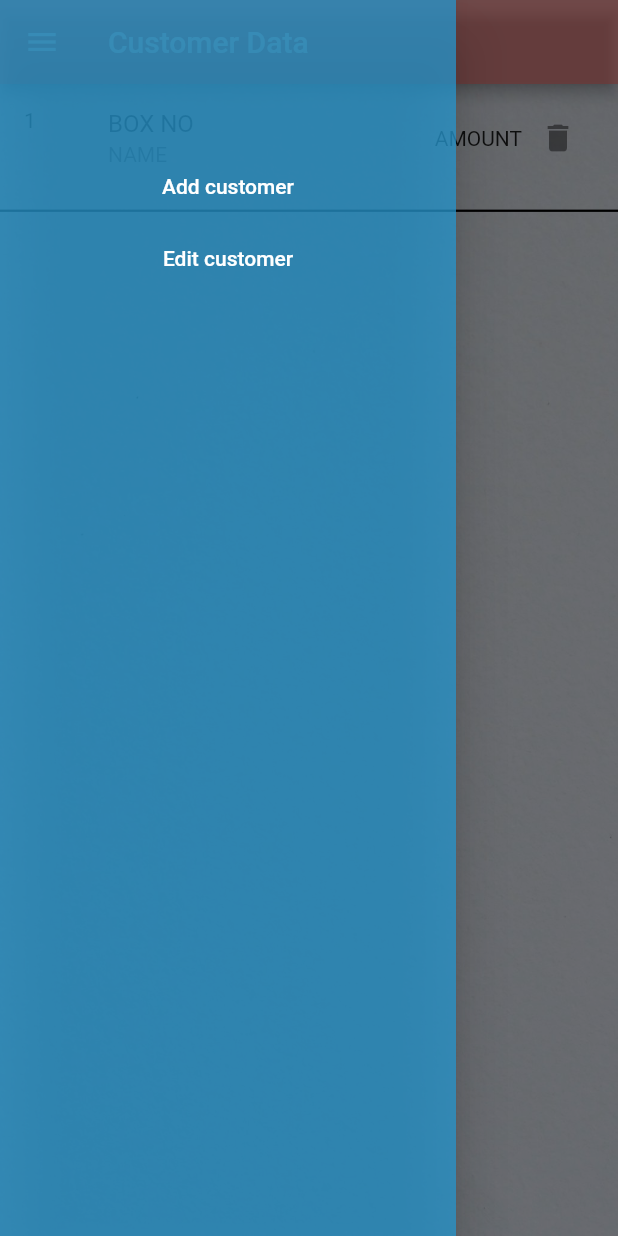
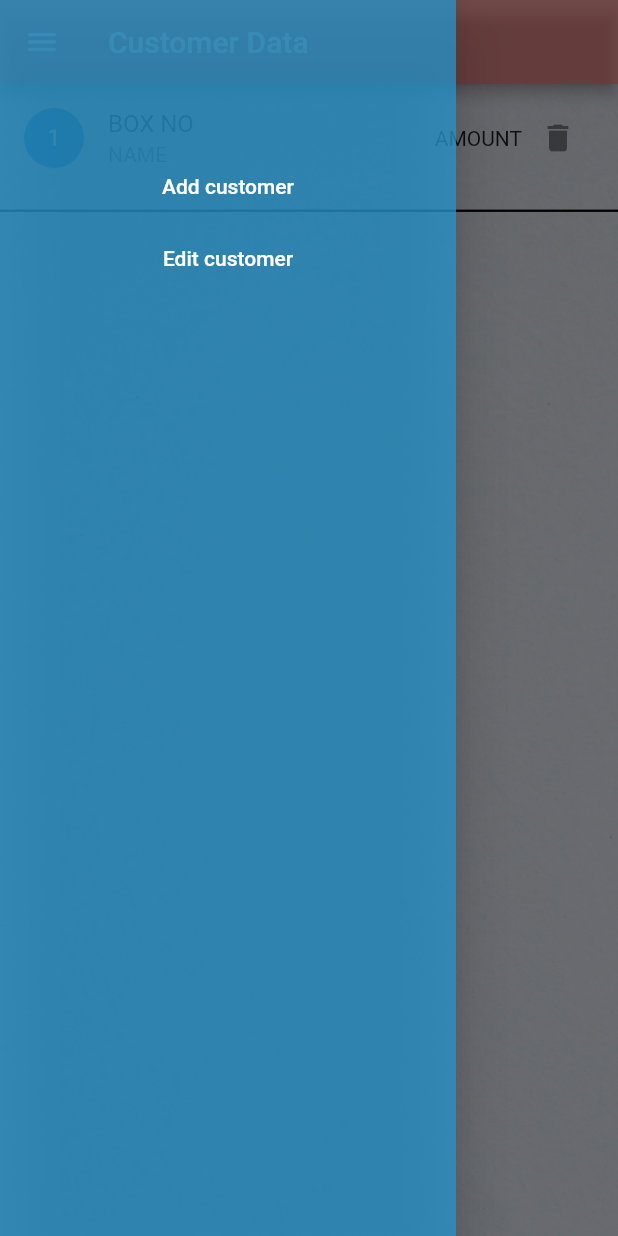
Before and after one commit to MANI-HARIHARAN/cable-maintance-by-hari, a Flutter app: the screen it shows after launch, with the side drawer open, on a phone screen of 412 x 824 dp. Run offline on Flutter 3.47's test engine with Material 2 defaults, Android fonts, the phone set to English and light mode, and no system bars; our stand-ins replace shared_preferences.

```diff
--- a/lib/home.dart
+++ b/lib/home.dart
@@ -126,7 +126,12 @@ class _HomepageState extends State<Homepage> {
             return Column(
               children: [
                 ListTile(
-                  leading: Text((index + 1).toString()),
+                  leading: CircleAvatar(
+                    radius: 20,
+                    child: Text(
+                      (index + 1).toString(),
+                    ),
+                  ),
                   title: Text(Box?[index] ?? "Box"),
                   subtitle: Text(Name?[index] ?? "NAME"),
                   trailing: Row(
```
Also changed, not shown: lib/edit.dart (+6 -1 lines), pubspec.lock, 2 other files.
